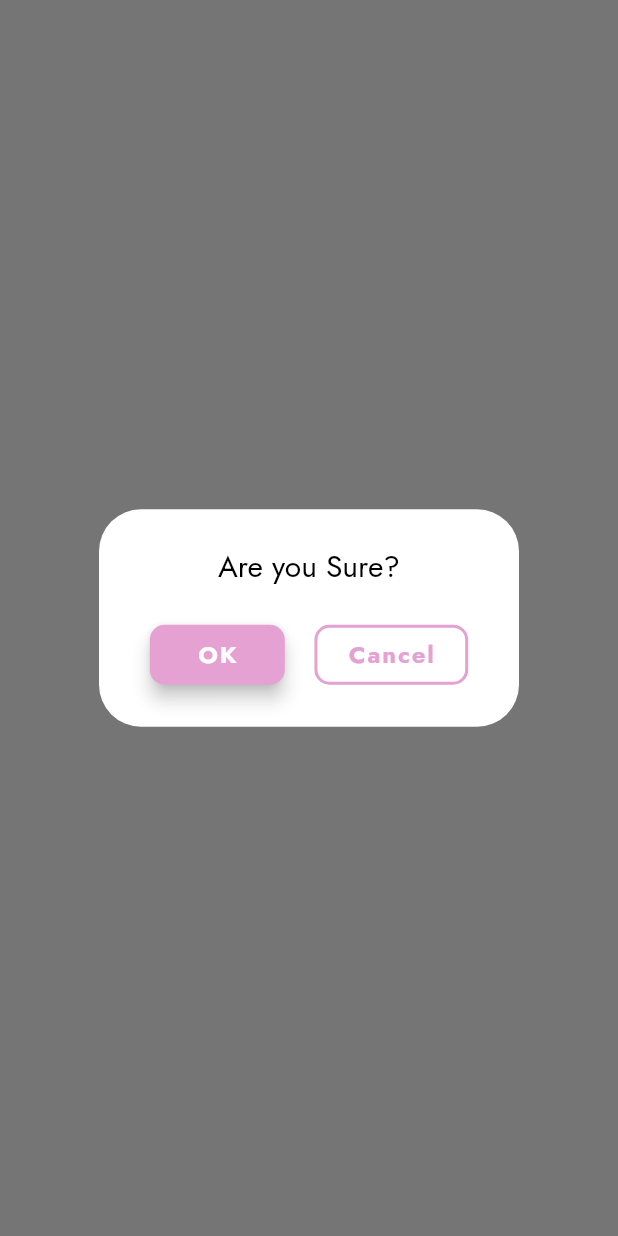
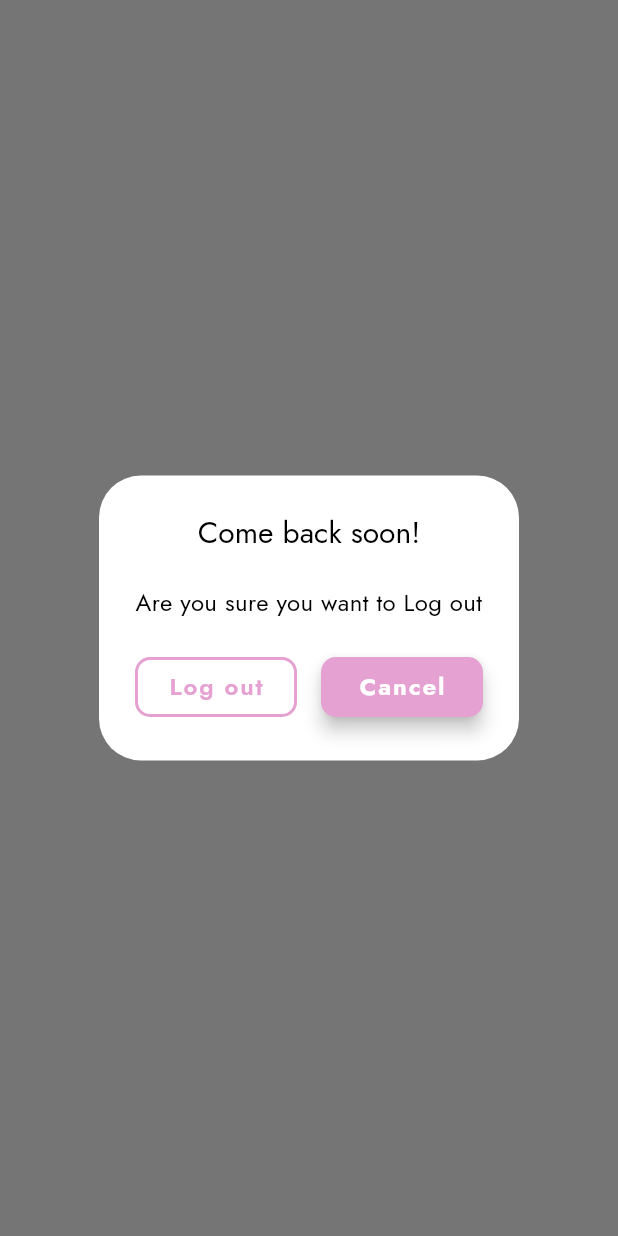
Before and after one commit to Ramanprimotech/Humble-Warrior, a Flutter app: what logoutDialog() shows on an empty page, opened directly with empty values, on a phone screen of 412 x 824 dp. Run offline on Flutter 3.47's test engine with Material 2 defaults, Android fonts, the phone set to English and light mode, and no system bars; our stand-ins replace cached_network_image, connectivity_plus, dotted_border, firebase_auth, firebase_core, firebase_messaging and 15 more; missing offline and left inert: authentication, flutter_facebook_auth, flutter_overlay_loader; accounts and stored records are empty; network calls fail; statements that could not run were skipped.

Commit message:
Logout message change

```diff
--- a/lib/utils/app_strings.dart
+++ b/lib/utils/app_strings.dart
@@ -4,6 +4,8 @@ class AppStrings {
   static const String er403 = "Forbidden : Error 403";
   static const String er500 = "Internal Server Error : Error 500";
   static const String errDefault = "Something went wrong";
+  static const String logoutTitleText = "Come back soon!";
+  static const String logoutSubText = "Are you sure you want to Log out";
   static const String lorem =
       "Lorem Ipsum is simply dummy text of the printing and typesetting industry. Lorem Ipsum has been the industry's standard dummy text ever since the 1500s, when an unknown printer took a galley of type and scrambled it to make a type specimen book. It has survived not only five centuries, but also the leap into electronic typesetting, remaining essentially unchanged. It was popularised in the 1960s with the release of Letraset sheets containing Lorem Ipsum passages, and more recently with desktop publishing software like Aldus PageMaker including versions of Lorem Ipsum.";
 }
--- a/lib/utils/helpers/dialog_helper.dart
+++ b/lib/utils/helpers/dialog_helper.dart
@@ -261,38 +261,34 @@ abstract class DialogHelper {
     DialogueThemeExtention dialogueThemeExtention =
         Theme.of(context).extension<DialogueThemeExtention>()!;
     showDialog(
-      barrierDismissible: false,
+      barrierDismissible: true,
       context: Get.context!,
       builder: (context) => AlertDialog(
         surfaceTintColor: Colors.transparent,
         contentPadding:
-            const EdgeInsets.symmetric(vertical: 20, horizontal: 10),
+            const EdgeInsets.symmetric(vertical: 20, horizontal: 0),
         alignment: Alignment.center,
         actionsAlignment: MainAxisAlignment.spaceAround,
         backgroundColor: dialogueThemeExtention.backGroundColor,
         elevation: 5,
-        title: AppText("Are you Sure?",
+        title: AppText(AppStrings.logoutTitleText,
             color: dialogueThemeExtention.textColor,
             textAlign: TextAlign.center,
             fontSize: 20),
+        content: const AppText(
+          AppStrings.logoutSubText,
+          textAlign: TextAlign.center,
+        ),
         actions: [
-          ElevatedButton(
-            style: ElevatedButton.styleFrom(
-              elevation: 5,
-              fixedSize: const Size(90, 35),
-              shape: RoundedRectangleBorder(
-                  borderRadius: BorderRadius.circular(10)),
-              backgroundColor: AppColors.primary,
-            ),
-            onPressed: () {
-              onTap();
-            },
-            child: const AppText('OK',
-                color: Colors.white, fontWeight: FontWeight.bold),
-          ),
-          OutlinedButton(
+          SizedBox(
+            height: 50,
+            child: Row(
+              children: [
+                Expanded(
+                  child: OutlinedButton(
                     style: ButtonStyle(
-              elevation: MaterialStateProperty.resolveWith((states) => 5),
+                      elevation:
+                      MaterialStateProperty.resolveWith((states) => 5),
                       shape: MaterialStateProperty.resolveWith((states) =>
                           RoundedRectangleBorder(
                               borderRadius: BorderRadius.circular(10))),
@@ -305,9 +301,30 @@ abstract class DialogHelper {
                       ),
                     ),
                     onPressed: () {
+                      onTap();
+                    },
+                    child: const AppText('Log out', fontWeight: FontWeight.w600),
+                  ),
+                ),
+                16.swb,
+                Expanded(
+                  child: ElevatedButton(
+                    style: ElevatedButton.styleFrom(
+                      elevation: 5,
+                      // fixedSize: const Size(90, 35),
+                      shape: RoundedRectangleBorder(
+                          borderRadius: BorderRadius.circular(10)),
+                      backgroundColor: AppColors.primary,
+                    ),
+                    onPressed: () {
                       Get.back();
                     },
-            child: const AppText('Cancel', fontWeight: FontWeight.bold),
+                    child: const AppText('Cancel',
+                        color: Colors.white, fontWeight: FontWeight.bold),
+                  ),
+                ),
+              ],
+            ),
           )
         ],
       ),
```
Lines whose indentation alone changed are shown as unchanged.
